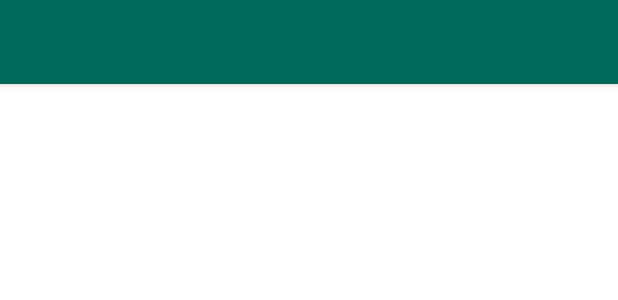
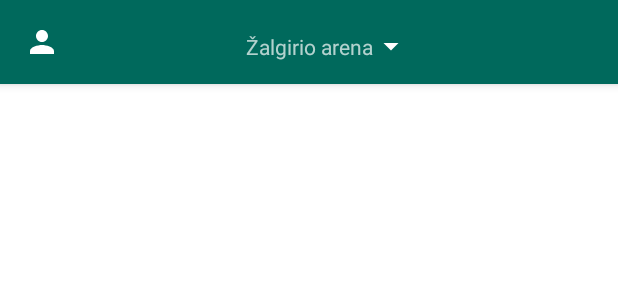
Before and after one commit to DominykasD/Arena, an Android app: the layout app_bar_main.xml on its own in the app's theme, with its tools: preview values and no code run, on a phone screen of 412 x 824 dp. Shown: the top 300 px of the screen. Run offline under Robolectric (Android 15) with nearby library versions, the phone set to English and light mode, and no system bars; network calls fail.

Commit message:
Added Navigation drawer button

```diff
--- /dev/null
+++ b/app/src/main/res/drawable/arrow_down.xml
@@ -0,0 +1,5 @@
+<vector android:height="20dp" android:tint="#FFFFFF"
+    android:viewportHeight="20" android:viewportWidth="24"
+    android:width="24dp" xmlns:android="http://schemas.android.com/apk/res/android">
+    <path android:fillColor="@android:color/white" android:pathData="M7,10l5,5 5,-5z"/>
+</vector>
--- a/app/src/main/res/layout/app_bar_main.xml
+++ b/app/src/main/res/layout/app_bar_main.xml
@@ -11,12 +11,52 @@
         android:layout_height="wrap_content"
         android:theme="@style/Theme.Arena.AppBarOverlay">
 
-        <androidx.appcompat.widget.Toolbar
-            android:id="@+id/toolbar"
+        <androidx.constraintlayout.widget.ConstraintLayout
             android:layout_width="match_parent"
             android:layout_height="?attr/actionBarSize"
-            android:background="#00695C"
-            app:popupTheme="@style/Theme.Arena.PopupOverlay"/>
+            android:layout_gravity="center">
+
+            <androidx.appcompat.widget.Toolbar
+                android:id="@+id/toolbar"
+                android:layout_width="match_parent"
+                android:layout_height="?attr/actionBarSize"
+                android:background="#00695C"
+                app:layout_constraintEnd_toEndOf="parent"
+                app:layout_constraintStart_toStartOf="parent"
+                app:layout_constraintTop_toTopOf="parent"
+                app:navigationIcon="@drawable/ic_profile"
+                app:popupTheme="@style/Theme.Arena.PopupOverlay" />
+
+            <androidx.constraintlayout.widget.ConstraintLayout
+                android:layout_width="match_parent"
+                android:layout_height="match_parent">
+
+                <TextView
+                    android:id="@+id/textView9"
+                    android:layout_width="wrap_content"
+                    android:layout_height="wrap_content"
+                    android:layout_marginTop="21dp"
+                    android:layout_marginBottom="16dp"
+                    android:text="Žalgirio arena"
+                    app:layout_constraintBottom_toBottomOf="parent"
+                    app:layout_constraintEnd_toEndOf="parent"
+                    app:layout_constraintStart_toStartOf="parent"
+                    app:layout_constraintTop_toTopOf="parent" />
+
+                <ImageView
+                    android:id="@+id/imageView"
+                    android:layout_width="wrap_content"
+                    android:layout_height="wrap_content"
+                    app:layout_constraintBottom_toBottomOf="parent"
+                    app:layout_constraintEnd_toEndOf="parent"
+                    app:layout_constraintHorizontal_bias="0.0"
+                    app:layout_constraintStart_toEndOf="@+id/textView9"
+                    app:layout_constraintTop_toTopOf="parent"
+                    app:layout_constraintVertical_bias="0.52"
+                    app:srcCompat="@drawable/arrow_down" />
+            </androidx.constraintlayout.widget.ConstraintLayout>
+
+        </androidx.constraintlayout.widget.ConstraintLayout>
 
     </com.google.android.material.appbar.AppBarLayout>
 
```
Also changed, not shown: app/src/main/java/com/example/arena/MainMenuActivity.java (+22 -13 lines), app/src/main/res/layout/nav_header_main.xml (+33 -12 lines).
